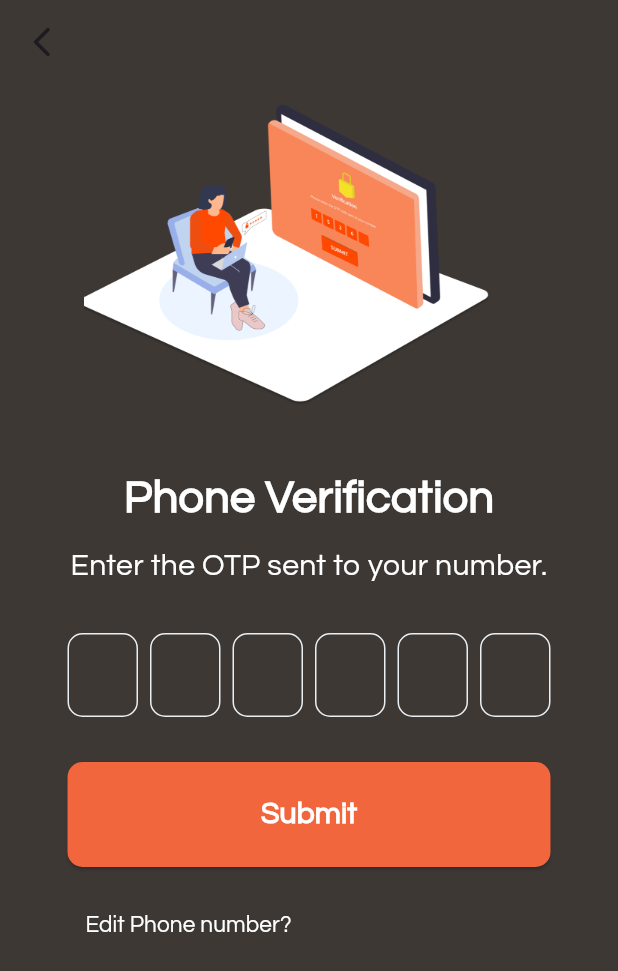
After one commit to aayushGhimire321/myshoesapp, a Flutter app: the PhoneOTP screen opened by its route, after a tap on "Submit", on a phone screen of 412 x 824 dp. The commit adds this screen. Shown: the top 971 px of the screen. Run offline on Flutter 3.47's test engine with Material 3 defaults, Android fonts, the phone set to English and light mode, and no system bars; drawn by our look-alikes of pinput; our stand-ins replace firebase_auth, firebase_core, flutter_image_slideshow, flutter_svg, font_awesome_flutter, google_sign_in; accounts and stored records are empty; network calls fail.

Commit message:
chnages going on

```diff
--- a/lib/main.dart
+++ b/lib/main.dart
@@ -46,8 +46,8 @@ class _MyAppState extends State<MyApp> {
       routes: {
         '/login': (context) => LoginPage(),
         '/home': (context) => HomePage(),
-        // '/phone': (context) => PhoneGetterPage(),
-        // '/otp': (context) => PhoneOTP(),
+        '/phone': (context) => PhoneGetterPage(),
+        '/otp': (context) => PhoneOTP(),
       },
       home: AuthService().handleAuthState(),
       // home: HomePage(),
--- /dev/null
+++ b/lib/pages/phone_otp.dart
@@ -0,0 +1,217 @@
+
+import 'package:firebase_auth/firebase_auth.dart';
+import 'package:flutter/material.dart';
+import 'package:myshoesapp/pages/phone_getter_page.dart';
+import 'package:pinput/pinput.dart';
+// import 'package:myshoesapp/pages/home_page.dart';
+
+class PhoneOTP extends StatefulWidget {
+  PhoneOTP({Key? key}) : super(key: key);
+
+  @override
+  State<PhoneOTP> createState() => _PhoneOTPState();
+}
+
+class _PhoneOTPState extends State<PhoneOTP> {
+  TextEditingController phoneNumberController = TextEditingController();
+
+  final _formKey = GlobalKey<FormState>();
+  final FirebaseAuth _auth = FirebaseAuth.instance;
+  var countryCode = '+91';
+  final defaultPinTheme = PinTheme(
+    width: 56,
+    height: 56,
+    textStyle: const TextStyle(
+        fontSize: 20, color: Colors.white, fontWeight: FontWeight.w600),
+    decoration: BoxDecoration(
+      border: Border.all(color: Color.fromRGBO(234, 239, 243, 1)),
+      borderRadius: BorderRadius.circular(10),
+    ),
+  );
+  var otp = "";
+
+  // final focusedPinTheme = defaultPinTheme.copyDecorationWith(
+  @override
+  Widget build(BuildContext context) {
+    return Scaffold(
+      extendBodyBehindAppBar: true,
+      appBar: AppBar(
+        elevation: 0.0,
+        backgroundColor: Colors.transparent,
+        leading: IconButton(
+          icon: const Icon(Icons.arrow_back_ios_new_rounded),
+          onPressed: () {
+            Navigator.pop(context);
+          },
+        ),
+      ),
+      backgroundColor: const Color.fromARGB(225, 35, 30, 25),
+      body: SingleChildScrollView(
+        child: Padding(
+          padding: const EdgeInsets.symmetric(horizontal: 45, vertical: 40),
+          child: Form(
+            key: _formKey,
+            child: Column(
+              mainAxisAlignment: MainAxisAlignment.center,
+              children: [
+                Image.asset('assets/images/phonegetterpage.png',
+                    width: 300, height: 250),
+                const SizedBox(
+                  height: 20,
+                ),
+                Text(
+                  "Phone Verification",
+                  style: TextStyle(
+                      fontSize: 30,
+                      fontWeight: FontWeight.w700,
+                      color: Colors.white),
+                ),
+                const SizedBox(
+                  height: 10,
+                ),
+                Text(
+                  "Enter the OTP sent to your number.",
+                  textAlign: TextAlign.center,
+                  style: TextStyle(
+                      fontSize: 20,
+                      fontWeight: FontWeight.w300,
+                      color: Colors.white),
+                ),
+                const SizedBox(
+                  height: 30,
+                ),
+                Pinput(
+                  defaultPinTheme: defaultPinTheme,
+                  // focusedPinTheme: focusedPinTheme,
+                  // submittedPinTheme: submittedPinTheme,
+                  // validator: (s) {
+                  //   return s == '2222' ? null : 'Pin is incorrect';
+                  // },
+                  length: 6,
+                  pinputAutovalidateMode: PinputAutovalidateMode.onSubmit,
+                  showCursor: true,
+                  onCompleted: (pin) => print(pin),
+                  onChanged: (value) {
+                    otp = value;
+                  },
+                ),
+                const SizedBox(
+                  height: 30,
+                ),
+                ElevatedButton(
+                  onPressed: () async {
+                    try {
+                      PhoneAuthCredential credential =
+                          PhoneAuthProvider.credential(
+                              verificationId: PhoneGetterPage.verify,
+                              smsCode: otp);
+                      // Sign the user in (or link) with the credential
+                      await _auth.signInWithCredential(credential);
+                      Navigator.pushNamedAndRemoveUntil(
+                          context, 'home', (route) => false);
+                    } catch (e) {
+                      print("Error occured: " + e.toString());
+                    }
+                  },
+                  // onPressed: () async {
+                  //   await FirebaseAuth.instance.verifyPhoneNumber(
+                  //     phoneNumber: countryCode + phoneNumberController.text,
+                  //     verificationCompleted:
+                  //         (PhoneAuthCredential credential) async {
+                  //       await FirebaseAuth.instance
+                  //           .signInWithCredential(credential);
+                  //     },
+                  //     verificationFailed: (FirebaseAuthException e) {
+                  //       if (e.code == 'invalid-phone-number') {
+                  //         print('The provided phone number is not valid.');
+                  //       }
+                  //     },
+                  //     codeSent:
+                  //         (String verificationId, int? resendToken) async {
+                  //       String smsCode = otp;
+
+                  //       // Create a PhoneAuthCredential with the code
+                  //       PhoneAuthCredential credential =
+                  //           PhoneAuthProvider.credential(
+                  //               verificationId: verificationId,
+                  //               smsCode: smsCode);
+
+                  //       // Sign the user in (or link) with the credential
+                  //       await FirebaseAuth.instance
+                  //           .signInWithCredential(credential);
+                  //       PhoneGetterPage.verify = verificationId;
+                  //       Navigator.pushNamed(context, "/home");
+                  //     },
+                  //     codeAutoRetrievalTimeout: (String verificationId) {},
+                  //   );
+                  // },
+
+                  style: ElevatedButton.styleFrom(
+                    minimumSize: Size(double.infinity, 70),
+                    primary: const Color.fromRGBO(242, 102, 62, 1),
+                    shape: RoundedRectangleBorder(
+                        borderRadius: BorderRadius.circular(10)),
+                  ),
+                  child: Text(
+                    "Submit",
+                    style: TextStyle(
+                        color: Colors.white,
+                        fontSize: 20,
+                        fontWeight: FontWeight.w900),
+                  ),
+                ),
+                const SizedBox(
+                  height: 15,
+                ),
+                Row(
+                  mainAxisAlignment: MainAxisAlignment.start,
+                  children: [
+                    TextButton(
+                      onPressed: () {
+                        // Navigator.pop(context);
+                      },
+                      style: ButtonStyle(
+                        overlayColor: MaterialStateProperty.all(Colors.white30),
+                      ),
+                      child: Text(
+                        "Edit Phone number?",
+                        style: TextStyle(
+                            color: Colors.white,
+                            fontWeight: FontWeight.w500,
+                            fontSize: 15),
+                      ),
+                    ),
+                  ],
+                ),
+              ],
+            ),
+          ),
+        ),
+      ),
+    );
+  }
+}
+
+// import 'package:flutter/material.dart';
+// import 'package:myshoesapp/auth_service.dart';
+// import 'package:firebase_core/firebase_core.dart';
+
+// void main() async {
+//   WidgetsFlutterBinding.ensureInitialized();
+//   await Firebase.initializeApp();
+//   runApp(const MyApp());
+// }
+
+// class MyApp extends StatelessWidget {
+//   const MyApp({Key? key}) : super(key: key);
+
+//   @override
+//   Widget build(BuildContext context) {
+//     return MaterialApp(
+//       theme: ThemeData(fontFamily: 'Questrial'),
+//       themeMode: ThemeMode.system,
+//       debugShowCheckedModeBanner: false,
+//       home: AuthService().handleAuthState(),
+//     );
+//   }
+// }
```
Also changed, not shown: lib/pages/phone_getter_page.dart (added, +204 -0 lines).
